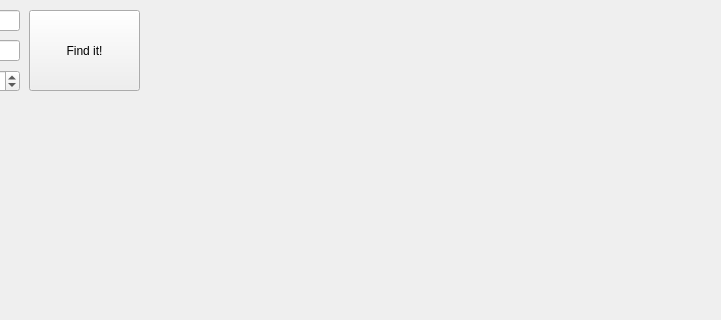
The window that map.ui (Bitrys/Zmih_Map) describes before a commit, drawn with Qt 5; both pictures show x 401 to 1122 and y 0 to 320 of the 1122 by 895 pixel window.
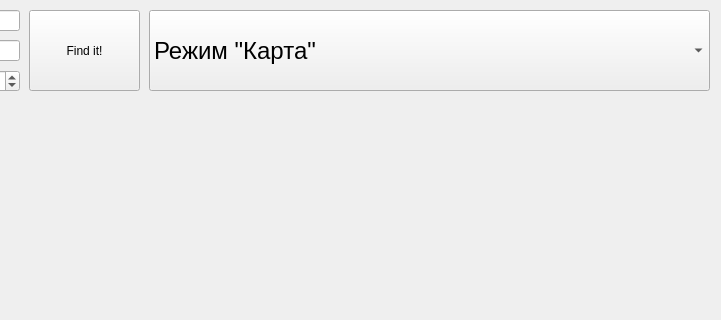
The same window after the commit.

Commit message: Added types of map

What changed in the file:
```diff
--- a/map.ui
+++ b/map.ui
@@ -90,6 +90,36 @@
     <double>0.010000000000000</double>
    </property>
   </widget>
+  <widget class="QComboBox" name="type_of_map">
+   <property name="geometry">
+    <rect>
+     <x>550</x>
+     <y>10</y>
+     <width>561</width>
+     <height>81</height>
+    </rect>
+   </property>
+   <property name="font">
+    <font>
+     <pointsize>18</pointsize>
+    </font>
+   </property>
+   <item>
+    <property name="text">
+     <string>Режим &quot;Карта&quot;</string>
+    </property>
+   </item>
+   <item>
+    <property name="text">
+     <string>Режим &quot;Спутник&quot;</string>
+    </property>
+   </item>
+   <item>
+    <property name="text">
+     <string>Режим &quot;Гибрид&quot;</string>
+    </property>
+   </item>
+  </widget>
  </widget>
  <resources/>
  <connections/>
```
